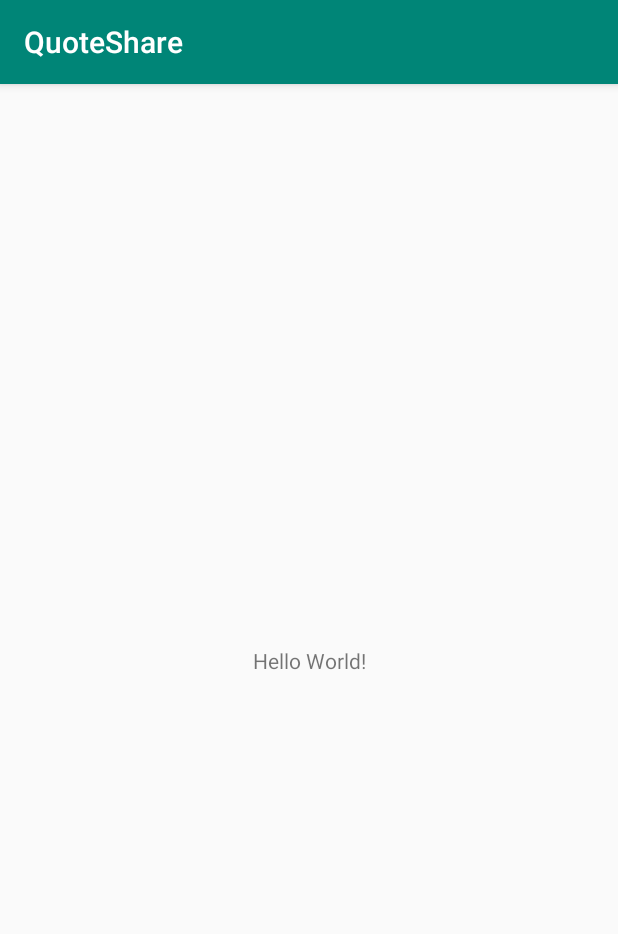
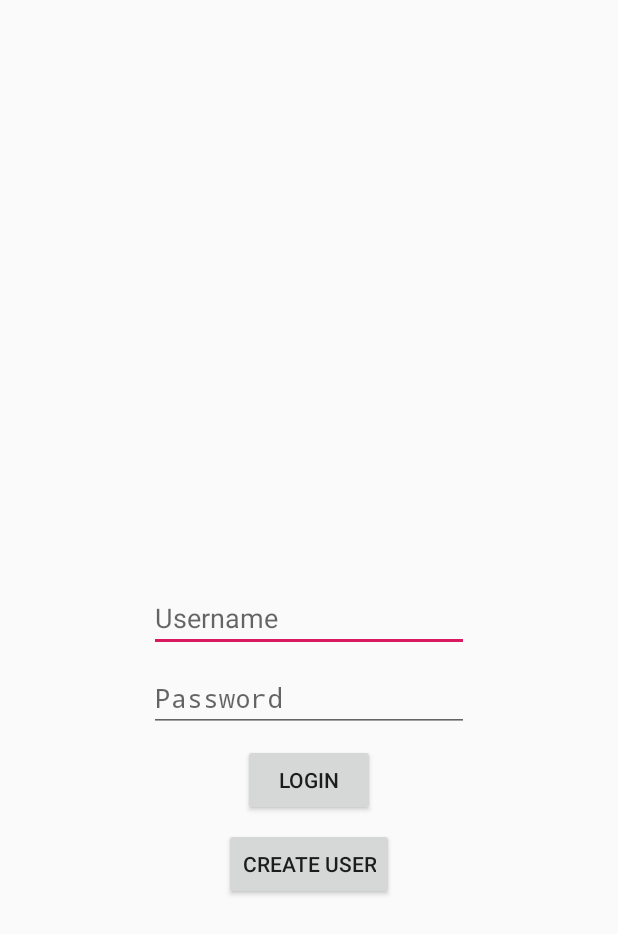
Before and after one commit to Nikatilio/QuoteShare, an Android app: the screen it shows after launch (MainActivity before the commit, ActivityLogin after it), on a phone screen of 412 x 824 dp. Shown: the top 934 px of the screen. Run offline under Robolectric (Android 15) with nearby library versions, the phone set to English and light mode, and no system bars.

```diff
--- a/app/src/main/java/com/nikatilio/quoteshare/MainActivity.kt
+++ /dev/null
@@ -1,12 +0,0 @@
-package com.nikatilio.quoteshare
-
-import androidx.appcompat.app.AppCompatActivity
-import android.os.Bundle
-
-class MainActivity : AppCompatActivity() {
-
-    override fun onCreate(savedInstanceState: Bundle?) {
-        super.onCreate(savedInstanceState)
-        setContentView(R.layout.activity_main)
-    }
-}
--- /dev/null
+++ b/app/src/main/java/com/nikatilio/quoteshare/data/UserCredentials.kt
@@ -0,0 +1,6 @@
+package com.nikatilio.quoteshare.data
+
+class UserCredentials(username: String, password: String) {
+    var username: String = username
+    var password: String = password
+}
--- a/app/src/main/res/layout/activity_main.xml
+++ /dev/null
@@ -1,19 +0,0 @@
-<?xml version="1.0" encoding="utf-8"?>
-<androidx.constraintlayout.widget.ConstraintLayout
-        xmlns:android="http://schemas.android.com/apk/res/android"
-        xmlns:tools="http://schemas.android.com/tools"
-        xmlns:app="http://schemas.android.com/apk/res-auto"
-        android:layout_width="match_parent"
-        android:layout_height="match_parent"
-        tools:context=".MainActivity">
-
-    <TextView
-            android:layout_width="wrap_content"
-            android:layout_height="wrap_content"
-            android:text="Hello World!"
-            app:layout_constraintBottom_toBottomOf="parent"
-            app:layout_constraintLeft_toLeftOf="parent"
-            app:layout_constraintRight_toRightOf="parent"
-            app:layout_constraintTop_toTopOf="parent"/>
-
-</androidx.constraintlayout.widget.ConstraintLayout>
--- a/app/src/main/res/values/strings.xml
+++ b/app/src/main/res/values/strings.xml
@@ -1,3 +1,9 @@
 <resources>
     <string name="app_name">QuoteShare</string>
+    <string name="screen_create_user_hint_name">Username</string>
+    <string name="screen_create_user_hint_email">E-mail</string>
+    <string name="screen_create_user_hint_password">Password</string>
+    <string name="screen_create_user_button_apply">Apply</string>
+    <string name="screen_login_button_login">Login</string>
+    <string name="screen_login_button_create_user">Create user</string>
 </resources>
```
Also changed, not shown: app/src/main/AndroidManifest.xml (+15 -2 lines), app/src/main/java/com/nikatilio/quoteshare/ui/quotesmain/ActivityQuotesMain.kt (added, +17 -0 lines), app/src/main/java/com/nikatilio/quoteshare/utils/AccountAuthService.kt (added, +13 -0 lines), app/src/main/java/com/nikatilio/quoteshare/utils/ServiceAuthenticator.kt (added, +107 -0 lines), app/src/main/java/com/nikatilio/quoteshare/utils/UserManager.kt (added, +19 -0 lines), app/src/main/res/xml/auth_pref.xml (added, +16 -0 lines), app/src/main/res/xml/service_authenticator.xml (added, +9 -0 lines), 1 other file.
